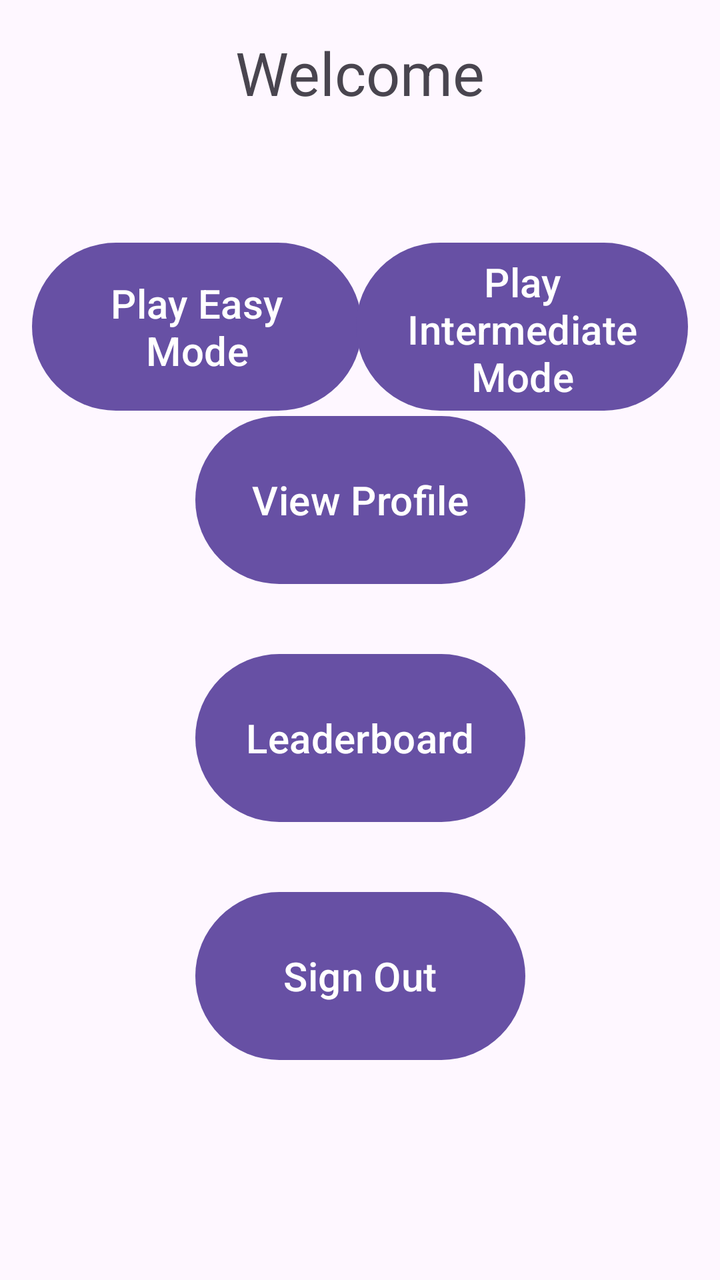
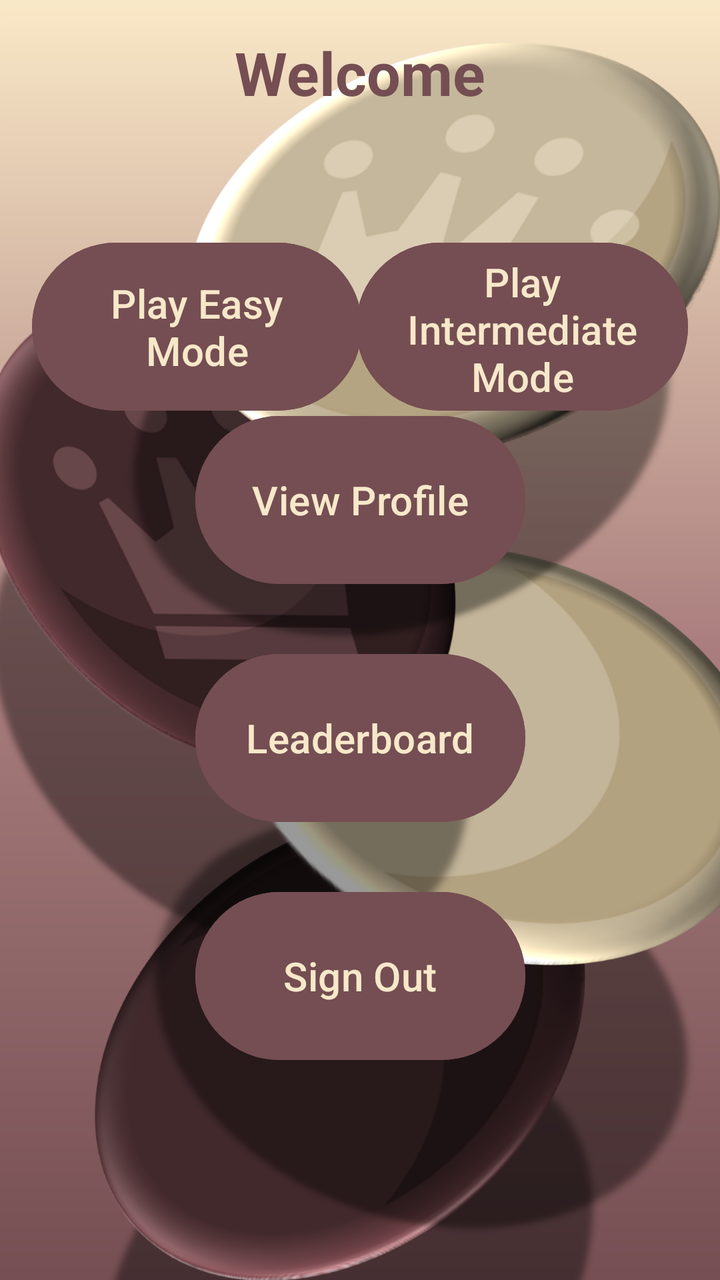

The first picture is an Android layout as it rendered before a commit; the second is the same layout after the commit. The layout source and the unified diff follow.
<!-- AndroidManifest.xml: application theme Theme.CIS183_FinalProject -->
<!-- res/layout/activity_home_page.xml -->
<?xml version="1.0" encoding="utf-8"?>
<androidx.constraintlayout.widget.ConstraintLayout xmlns:android="http://schemas.android.com/apk/res/android"
    xmlns:app="http://schemas.android.com/apk/res-auto"
    xmlns:tools="http://schemas.android.com/tools"
    android:id="@+id/main"
    android:layout_width="match_parent"
    android:layout_height="match_parent"
    tools:context=".HomePage">

    <TextView
        android:id="@+id/tv_v_home_welcome"
        android:layout_width="wrap_content"
        android:layout_height="wrap_content"
        android:layout_marginStart="135dp"
        android:layout_marginTop="16dp"
        android:layout_marginEnd="135dp"
        android:text="Welcome"
        android:textSize="30sp"
        app:layout_constraintEnd_toEndOf="parent"
        app:layout_constraintStart_toStartOf="parent"
        app:layout_constraintTop_toTopOf="parent" />

    <Button
        android:id="@+id/btn_v_home_easyMode"
        android:layout_width="165dp"
        android:layout_height="92dp"
        android:layout_marginStart="16dp"
        android:layout_marginTop="104dp"
        android:layout_marginBottom="38dp"
        android:text="Play Easy Mode"
        android:textSize="20sp"
        app:layout_constraintBottom_toTopOf="@+id/btn_v_home_profile"
        app:layout_constraintStart_toStartOf="parent"
        app:layout_constraintTop_toBottomOf="@+id/tv_v_home_welcome" />

    <Button
        android:id="@+id/btn_v_home_profile"
        android:layout_width="165dp"
        android:layout_height="92dp"
        android:layout_marginStart="123dp"
        android:layout_marginEnd="123dp"
        android:layout_marginBottom="27dp"
        android:text="View Profile"
        android:textSize="20sp"
        app:layout_constraintBottom_toTopOf="@+id/btn_v_home_leaderboard"
        app:layout_constraintEnd_toEndOf="parent"
        app:layout_constraintStart_toStartOf="parent" />

    <Button
        android:id="@+id/btn_v_home_leaderboard"
        android:layout_width="165dp"
        android:layout_height="92dp"
        android:layout_marginStart="123dp"
        android:layout_marginEnd="123dp"
        android:layout_marginBottom="27dp"
        android:text="Leaderboard"
        android:textSize="20sp"
        app:layout_constraintBottom_toTopOf="@+id/btn_v_home_signOut"
        app:layout_constraintEnd_toEndOf="parent"
        app:layout_constraintStart_toStartOf="parent" />

    <Button
        android:id="@+id/btn_v_home_signOut"
        android:layout_width="165dp"
        android:layout_height="92dp"
        android:layout_marginStart="123dp"
        android:layout_marginEnd="123dp"
        android:layout_marginBottom="106dp"
        android:text="Sign Out"
        android:textSize="20sp"
        app:layout_constraintBottom_toBottomOf="parent"
        app:layout_constraintEnd_toEndOf="parent"
        app:layout_constraintStart_toStartOf="parent" />

    <Button
        android:id="@+id/btn_v_home_intermediateMode"
        android:layout_width="166dp"
        android:layout_height="92dp"
        android:layout_marginTop="104dp"
        android:layout_marginEnd="16dp"
        android:layout_marginBottom="38dp"
        android:text="Play Intermediate Mode"
        android:textSize="20sp"
        app:layout_constraintBottom_toTopOf="@+id/btn_v_home_profile"
        app:layout_constraintEnd_toEndOf="parent"
        app:layout_constraintTop_toBottomOf="@+id/tv_v_home_welcome" />
</androidx.constraintlayout.widget.ConstraintLayout>
<!-- resources referenced by this layout -->
<resources>
  <style name="Theme.CIS183_FinalProject" parent="Base.Theme.CIS183_FinalProject" />
  <style name="Base.Theme.CIS183_FinalProject" parent="Theme.Material3.DayNight.NoActionBar">
          
          
      </style>
</resources>

<!-- the commit's change to res/layout/activity_home_page.xml (unified diff, before → after) -->
@@ -5,6 +5,7 @@
     android:id="@+id/main"
     android:layout_width="match_parent"
     android:layout_height="match_parent"
+    android:background="@drawable/homepage_background"
     tools:context=".HomePage">
 
     <TextView
@@ -15,7 +16,9 @@
         android:layout_marginTop="16dp"
         android:layout_marginEnd="135dp"
         android:text="Welcome"
+        android:textColor="#744E52"
         android:textSize="30sp"
+        android:textStyle="bold"
         app:layout_constraintEnd_toEndOf="parent"
         app:layout_constraintStart_toStartOf="parent"
         app:layout_constraintTop_toTopOf="parent" />
@@ -27,7 +30,9 @@
         android:layout_marginStart="16dp"
         android:layout_marginTop="104dp"
         android:layout_marginBottom="38dp"
+        android:backgroundTint="#744E52"
         android:text="Play Easy Mode"
+        android:textColor="#f7e8ca"
         android:textSize="20sp"
         app:layout_constraintBottom_toTopOf="@+id/btn_v_home_profile"
         app:layout_constraintStart_toStartOf="parent"
@@ -40,7 +45,9 @@
         android:layout_marginStart="123dp"
         android:layout_marginEnd="123dp"
         android:layout_marginBottom="27dp"
+        android:backgroundTint="#744E52"
         android:text="View Profile"
+        android:textColor="#f7e8ca"
         android:textSize="20sp"
         app:layout_constraintBottom_toTopOf="@+id/btn_v_home_leaderboard"
         app:layout_constraintEnd_toEndOf="parent"
@@ -53,7 +60,9 @@
         android:layout_marginStart="123dp"
         android:layout_marginEnd="123dp"
         android:layout_marginBottom="27dp"
+        android:backgroundTint="#744E52"
         android:text="Leaderboard"
+        android:textColor="#f7e8ca"
         android:textSize="20sp"
         app:layout_constraintBottom_toTopOf="@+id/btn_v_home_signOut"
         app:layout_constraintEnd_toEndOf="parent"
@@ -66,7 +75,9 @@
         android:layout_marginStart="123dp"
         android:layout_marginEnd="123dp"
         android:layout_marginBottom="106dp"
+        android:backgroundTint="#744E52"
         android:text="Sign Out"
+        android:textColor="#f7e8ca"
         android:textSize="20sp"
         app:layout_constraintBottom_toBottomOf="parent"
         app:layout_constraintEnd_toEndOf="parent"
@@ -79,7 +90,9 @@
         android:layout_marginTop="104dp"
         android:layout_marginEnd="16dp"
         android:layout_marginBottom="38dp"
+        android:backgroundTint="#744E52"
         android:text="Play Intermediate Mode"
+        android:textColor="#f7e8ca"
         android:textSize="20sp"
         app:layout_constraintBottom_toTopOf="@+id/btn_v_home_profile"
         app:layout_constraintEnd_toEndOf="parent"
<!-- resource entries referenced after the edit -->
@@ -1,5 +1,6 @@
 <!-- resources referenced by this layout -->
 <resources>
+  <!-- drawable homepage_background: png bitmap (drawable, 788478 bytes) -->
   <style name="Theme.CIS183_FinalProject" parent="Base.Theme.CIS183_FinalProject" />
   <style name="Base.Theme.CIS183_FinalProject" parent="Theme.Material3.DayNight.NoActionBar">
           
